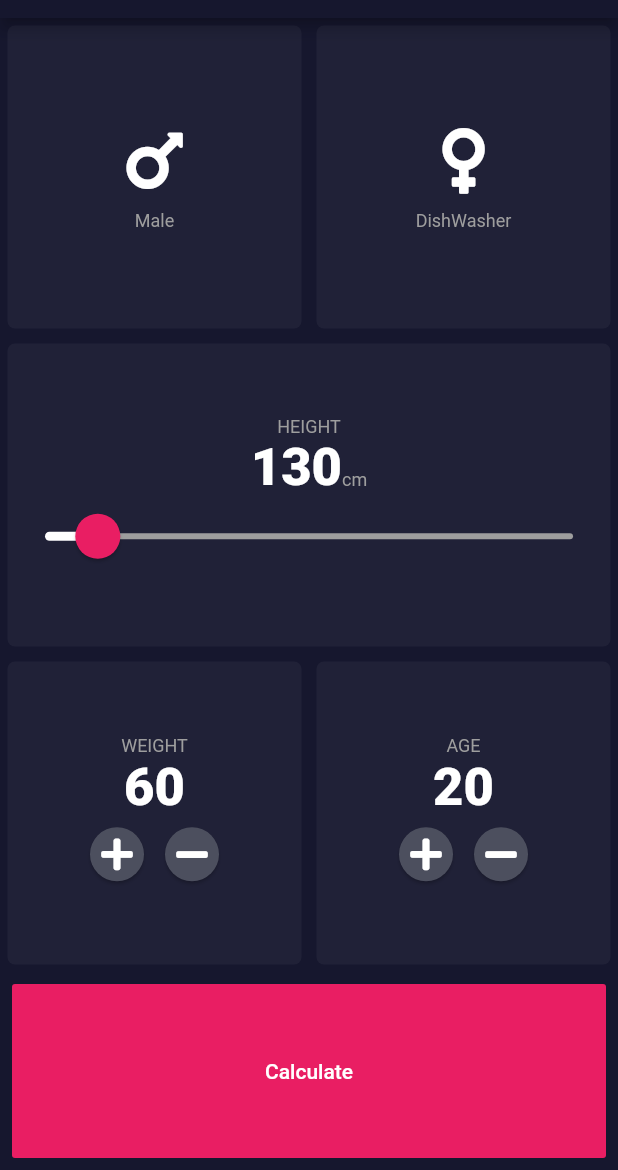
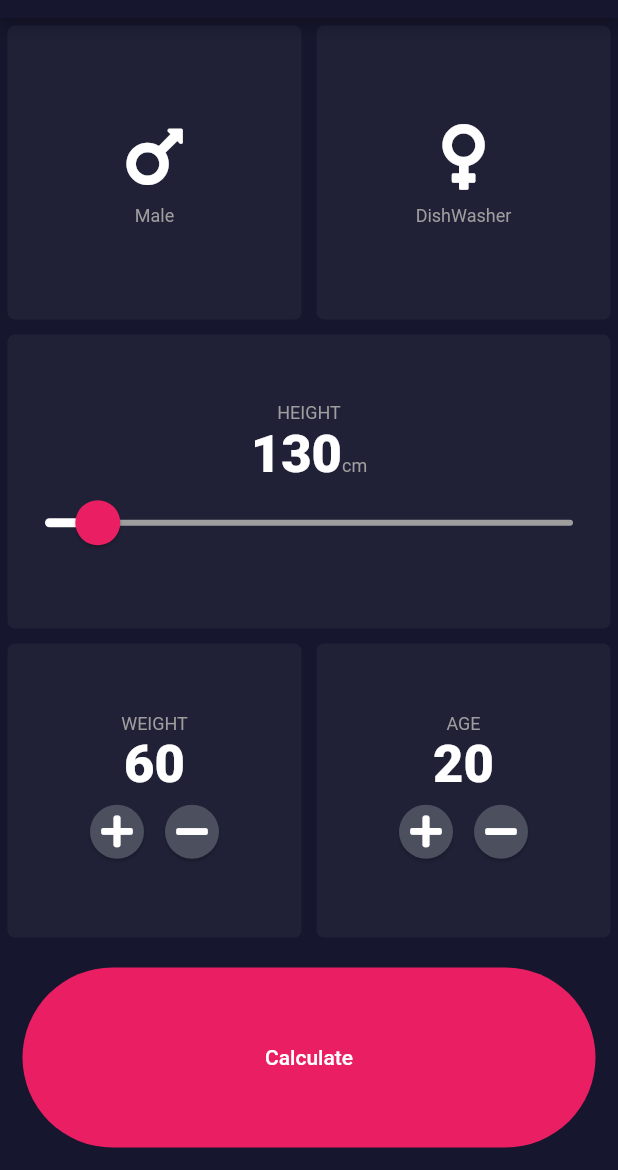
Before and after one commit to Saieeed/Bmi-calculator, a Flutter app: the screen it shows after launch, on a phone screen of 412 x 824 dp, the part 66-1236 px from its top. Run offline on Flutter 3.47's test engine with Material 2 defaults, Android fonts, the phone set to English and light mode, and no system bars; our stand-ins replace font_awesome_flutter.

Commit message:
shaped button

```diff
--- a/lib/input_page.dart
+++ b/lib/input_page.dart
@@ -219,8 +219,12 @@ class _InputPageState extends State<InputPage> {
               ),
             ),
             Padding(
-              padding: const EdgeInsets.all(8.0),
+              padding: const EdgeInsets.all(15.0),
+              child: SizedBox(
+                width: 100.0,
+                height: 120.0,
                 child: FlatButton(
+                  shape: new RoundedRectangleBorder(borderRadius: new BorderRadius.circular(90.0)),
                   onPressed: () {
                     if (gendertype == Gender.male) {
                       bestweight = 50 + (0.91 * (number - 152.4));
@@ -238,6 +242,7 @@ class _InputPageState extends State<InputPage> {
                   child: Text('Calculate'),
                   padding: EdgeInsets.all(50.0),
                   color: Colors.pink,
+                ),
               ),
             )
           ],
```
Lines whose indentation alone changed are shown as unchanged.
